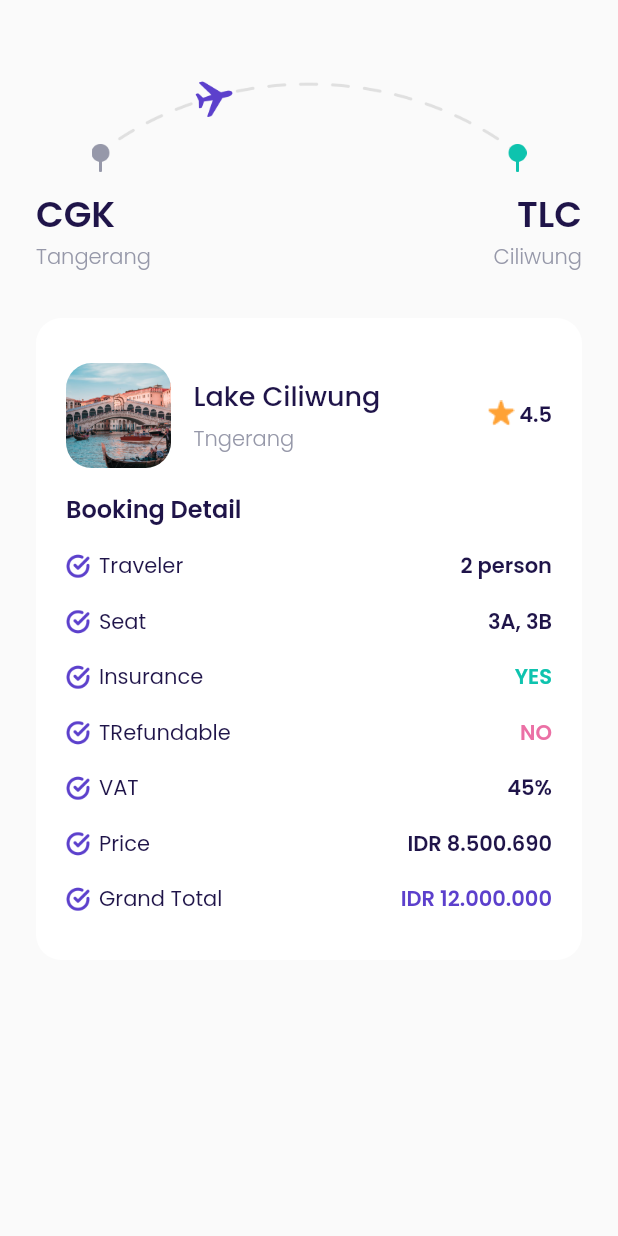
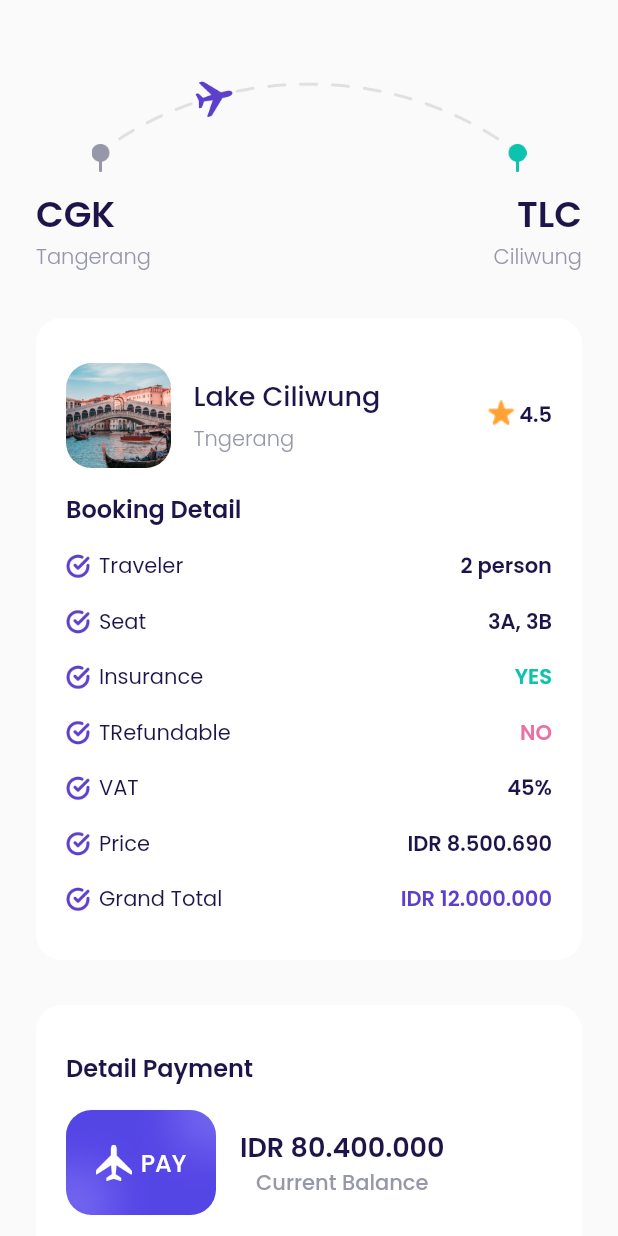
Before and after one commit to al-chakim/FlyPlane, a Flutter app: the CheckOut screen opened directly, on a phone screen of 412 x 824 dp. Run offline on Flutter 3.47's test engine with Material 2 defaults, Android fonts, the phone set to English and light mode, and no system bars; our stand-ins replace google_fonts.

Commit message:
masih berlanjut

```diff
--- a/plane/lib/ui/pages/chekout_page.dart
+++ b/plane/lib/ui/pages/chekout_page.dart
@@ -201,6 +201,102 @@ class CheckOut extends StatelessWidget {
     );
   }
 
+  Widget payment(){
+    return Container(
+      margin: EdgeInsets.only(top: 30),
+      padding: EdgeInsets.symmetric(
+        horizontal: 20,
+        vertical: 30
+      ),
+      decoration: BoxDecoration(
+        color: putih,
+        borderRadius: BorderRadius.circular(defaultRadius)
+      ),
+      child: Column(
+        crossAxisAlignment: CrossAxisAlignment.start,
+        children: [
+          Text(
+            'Detail Payment',
+            style: blackTextStyle.copyWith(
+              fontWeight: semibold,
+              fontSize: 16
+            ),
+          ),
+          Row(
+            children: [
+              Container(
+                width: 100,
+                height: 70,
+                margin: EdgeInsets.only(top: 16, right: 16),
+                decoration: BoxDecoration(
+                  borderRadius: BorderRadius.circular(defaultRadius),
+                  image: DecorationImage(
+                    fit: BoxFit.cover,
+                    image: AssetImage(
+                      'assets/mon.png'
+                    )
+                  )
+                ),
+                child: Row(
+                  mainAxisAlignment: MainAxisAlignment.center,
+                  children: [
+                    Container(
+                      margin: EdgeInsets.only(right: 6),
+                      height: 24,
+                      width: 24,
+                      decoration: BoxDecoration(
+                        image: DecorationImage(
+                          fit: BoxFit.cover,
+                          image: AssetImage(
+                            'assets/logo1.png'
+                          )
+                        )
+                      ),
+                    ),
+                    Text(
+                      'PAY',
+                      style: whiteTextStyle.copyWith(
+                        fontWeight: medium,
+                        fontSize: 16
+                      ),
+                    )
+                  ],
+                ),
+              ),
+              Container(
+                margin: EdgeInsets.only(top: 16),
+                child: Row(
+                  crossAxisAlignment: CrossAxisAlignment.start,
+                  children: [
+                    Container(
+                      child: Column(
+                        children: [
+                          Text(
+                            'IDR 80.400.000',
+                            style: blackTextStyle.copyWith(
+                              fontWeight: semibold,
+                              fontSize: 18
+                            ),
+                          ),
+                          Text(
+                            'Current Balance',
+                            style: greyTextStyle.copyWith(
+                              fontWeight: medium,
+                            ),
+                          )
+                        ],
+                      ),
+                    ),
+                  ],
+                ),
+              ),
+            ],
+          ),
+        ],
+      ),
+    );
+  }
+
   Widget build(BuildContext context) {
     return Scaffold(
       body: ListView(
@@ -210,6 +306,7 @@ class CheckOut extends StatelessWidget {
         children: [
           route(),
           booking(),
+          payment(),
         ],
       ),
     );
```
